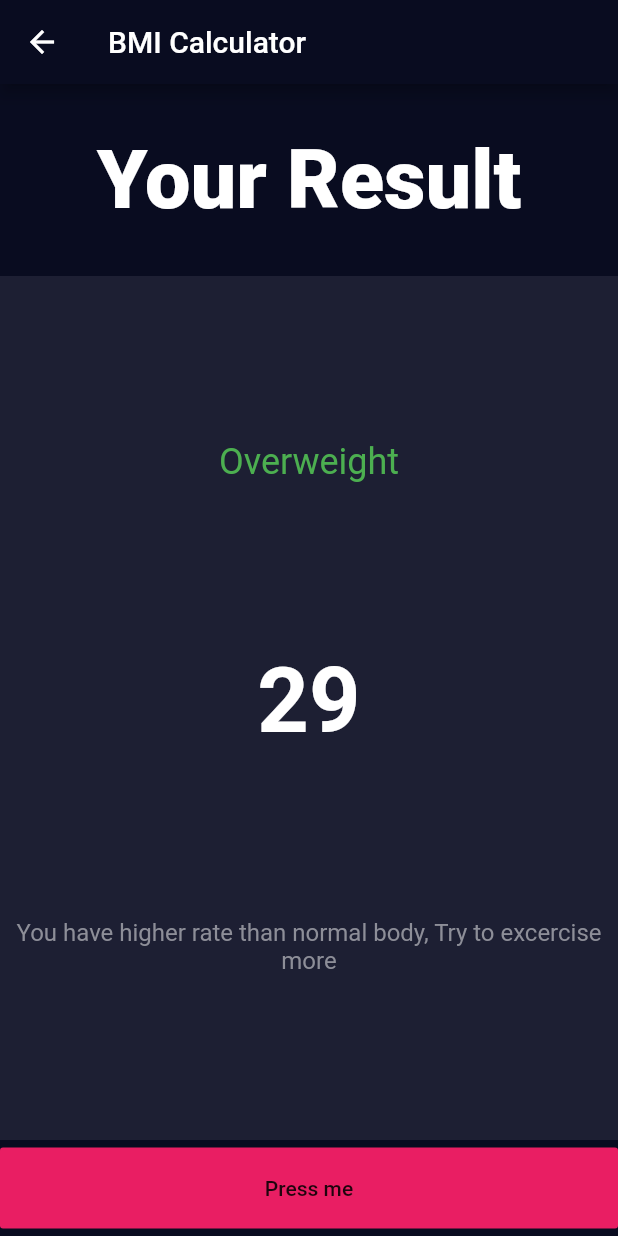
After one commit to ghulamrasuldev/bmi_calculator, a Flutter app: the ResultPage screen opened directly, on a phone screen of 412 x 824 dp. The commit adds this screen. Run offline on Flutter 3.47's test engine with Material 2 defaults, Android fonts, the phone set to English and light mode, and no system bars; our stand-ins replace font_awesome_flutter.

Commit message:
Added Second page

```diff
--- a/lib/InputPage.dart
+++ b/lib/InputPage.dart
@@ -1,4 +1,5 @@
 import 'package:flutter/material.dart';
+import 'ResultPage.dart';
 import 'ReusableCard.dart';
 import 'GenderIcon.dart';
 import 'package:font_awesome_flutter/font_awesome_flutter.dart';
@@ -222,7 +223,9 @@ class _InputPAgeState extends State<InputPAge> {
               padding: const EdgeInsets.fromLTRB(10, 10, 10, 15),
               child: FlatButton(
                 height: kBorderButtonHeight,
-                onPressed: () {},
+                onPressed: () {
+                  Navigator.push(context, MaterialPageRoute(builder: (context)=> ResultPage()));
+                },
                 child: Text('Press me'),
                 color: kBottomButtonColor,
               ),
--- /dev/null
+++ b/lib/ResultPage.dart
@@ -0,0 +1,74 @@
+import 'package:bmi_calculator/constants.dart';
+import 'package:flutter/material.dart';
+
+class ResultPage extends StatelessWidget {
+  @override
+  Widget build(BuildContext context) {
+    return Scaffold(
+        appBar: AppBar(
+          title: Text("BMI Calculator"),
+        ),
+        body: Column(
+          mainAxisAlignment: MainAxisAlignment.center,
+          crossAxisAlignment: CrossAxisAlignment.stretch,
+          children: [
+            Expanded(
+              flex: 2,
+              child: Center(
+                child: Text(
+                  "Your Result",
+                  style: kTitleTextStyle,
+                ),
+              ),
+            ),
+            Expanded(
+              flex: 9,
+              child: Container(
+                color: kActiveCardColor,
+                child: Column(
+                  mainAxisAlignment: MainAxisAlignment.spaceEvenly,
+                  children: [
+                    Center(
+                      child: Text(
+                        'Overweight',
+                        style: TextStyle(
+                          fontSize: 24,
+                          color: Colors.green,
+                        ),
+                      ),
+                    ),
+                    Center(
+                      child: Text(
+                        "29",
+                        style: TextStyle(
+                          fontWeight: FontWeight.bold,
+                          fontSize: 60,
+                        ),
+                      ),
+                    ),
+                    Text(
+                      "You have higher rate than normal body, Try to excercise more",
+                      style: kLabelTextStyle,
+                      textAlign: TextAlign.center,
+                    ),
+                  ],
+                ),
+              ),
+            ),
+            Expanded(
+              child: Padding(
+                padding: const EdgeInsets.fromLTRB(0, 5, 0, 5),
+                child: FlatButton(
+                  height: kBorderButtonHeight,
+                  onPressed: () {
+                    Navigator.pop(context);
+                  },
+                  child: Text('Press me'),
+                  color: kBottomButtonColor,
+                ),
+              ),
+            )
+          ],
+        ));
+  }
+}
--- a/lib/constants.dart
+++ b/lib/constants.dart
@@ -10,6 +10,10 @@ const kThickLabelTextStyle = TextStyle(
   fontWeight: FontWeight.w900,
   fontSize: 44,
 );
+const kTitleTextStyle = TextStyle(
+  fontWeight: FontWeight.w900,
+  fontSize: 54,
+);
 const kBorderButtonHeight = 60.0,
     kActiveCardColor = Color(0xff1d1f33),
     kInactiveCardColor = Color(0xff111428),
```
